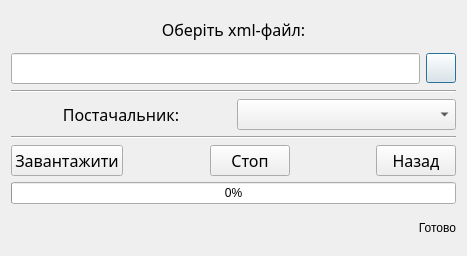
Old version of the form AutoCenterDesktop/dialogs/loadsupplierpricelist.ui in the repository Sage-Cat/AutoCenterDesktop.
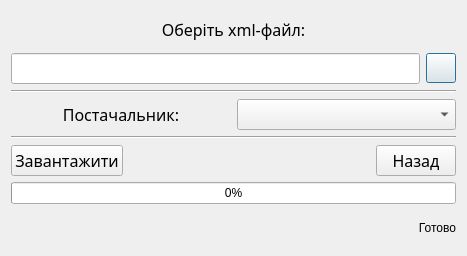
New version of the form. Icons and pictures are not drawn.

```diff
--- a/AutoCenterDesktop/dialogs/loadsupplierpricelist.ui
+++ b/AutoCenterDesktop/dialogs/loadsupplierpricelist.ui
@@ -145,35 +145,6 @@
        </property>
       </spacer>
      </item>
-     <item>
-      <widget class="QPushButton" name="btn_stop">
-       <property name="font">
-        <font>
-         <family>Alef</family>
-         <pointsize>12</pointsize>
-        </font>
-       </property>
-       <property name="cursor">
-        <cursorShape>PointingHandCursor</cursorShape>
-       </property>
-       <property name="text">
-        <string>Стоп</string>
-       </property>
-      </widget>
-     </item>
-     <item>
-      <spacer name="horizontalSpacer_2">
-       <property name="orientation">
-        <enum>Qt::Horizontal</enum>
-       </property>
-       <property name="sizeHint" stdset="0">
-        <size>
-         <width>40</width>
-         <height>20</height>
-        </size>
-       </property>
-      </spacer>
-     </item>
      <item>
       <widget class="QPushButton" name="btn_cancel">
        <property name="font">
```
